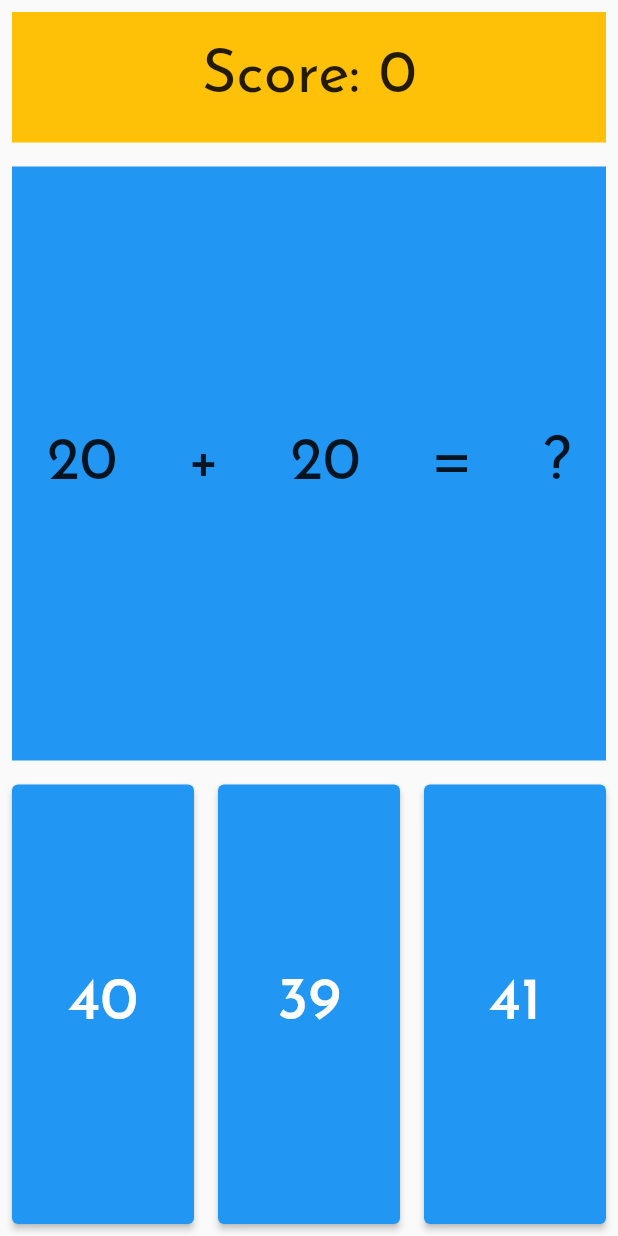
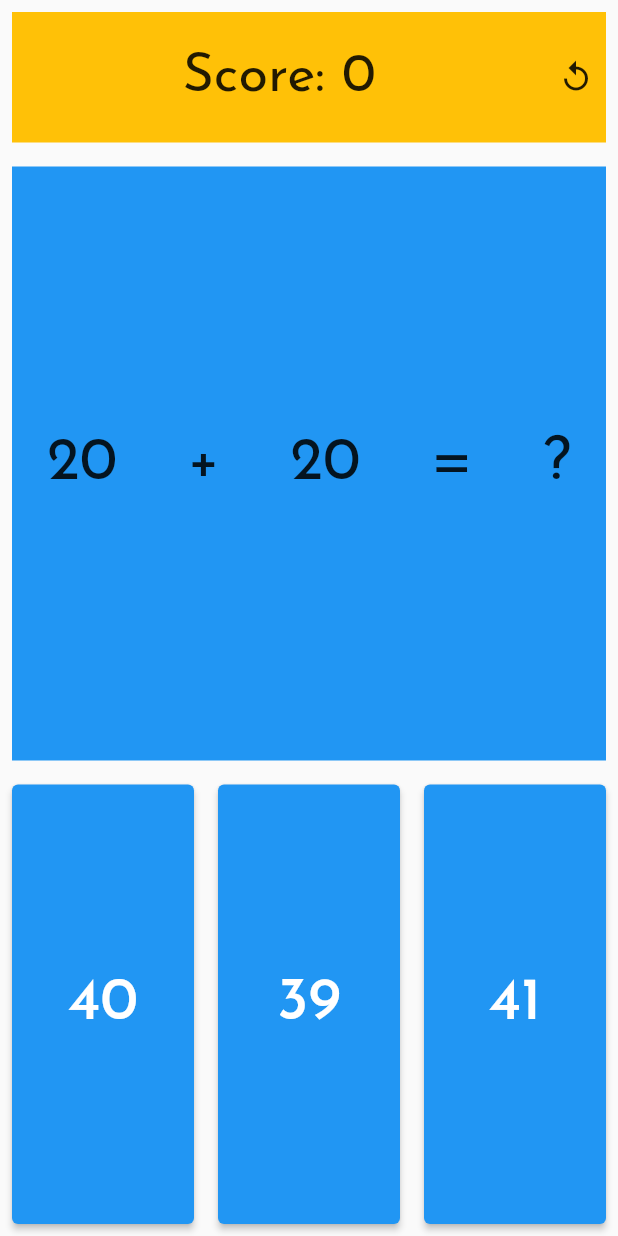
Before and after one commit to sthephanyr15/f_simple_add_game, a Flutter app: the screen it shows after launch, on a phone screen of 412 x 824 dp. Run offline on Flutter 3.47's test engine with Material 2 defaults, Android fonts, the phone set to English and light mode, and no system bars; our stand-ins replace google_fonts.

Commit message:
add refresh

```diff
--- a/lib/main.dart
+++ b/lib/main.dart
@@ -70,6 +70,14 @@ class _SumWidgetState extends State<SumWidget> {
     vectorRta.shuffle();
   }
 
+  void reset() {
+    setState(() {
+      score = 0;
+    });
+
+    setValues();
+  }
+
   @override
   Widget build(BuildContext context) {
     setValues();
@@ -80,13 +88,31 @@ class _SumWidgetState extends State<SumWidget> {
             padding: const EdgeInsets.all(8.0),
             child: Container(
                 color: Colors.amber,
-                child: Center(
-                    child: Text(
-                  'Score: $score',
-                  style: const TextStyle(
-                    fontSize: 40,
-                  ),
-                ))),
+                child: Row(
+                  mainAxisAlignment: MainAxisAlignment.spaceEvenly,
+                  children: [
+                    Spacer(flex: 1),
+                    Text(
+                      'Score: $score',
+                      style: const TextStyle(
+                        fontSize: 36,
+                      ),
+                    ),
+                    Spacer(flex: 1),
+                    Padding(
+                      padding: const EdgeInsets.all(8.0),
+                      child: GestureDetector(
+                        onTap: () {
+                          print('click');
+                          reset();
+                        },
+                        child: Container(
+                          child: Icon(Icons.replay),
+                        ),
+                      ),
+                    )
+                  ],
+                )),
           ),
           flex: 1,
         ),
```
Also changed, not shown: demo.gif.
